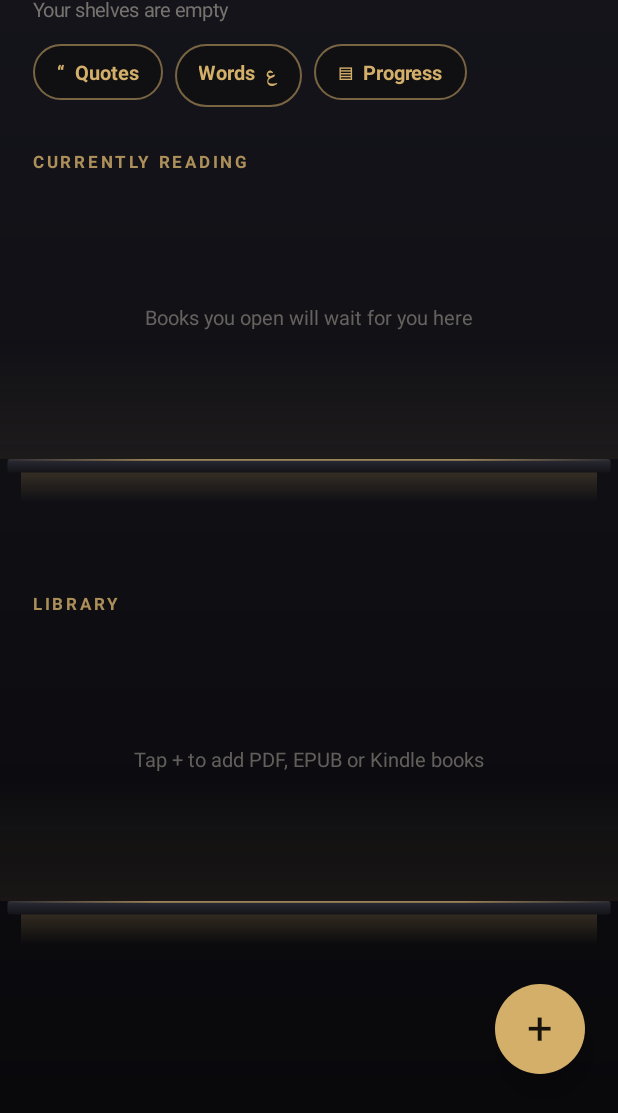
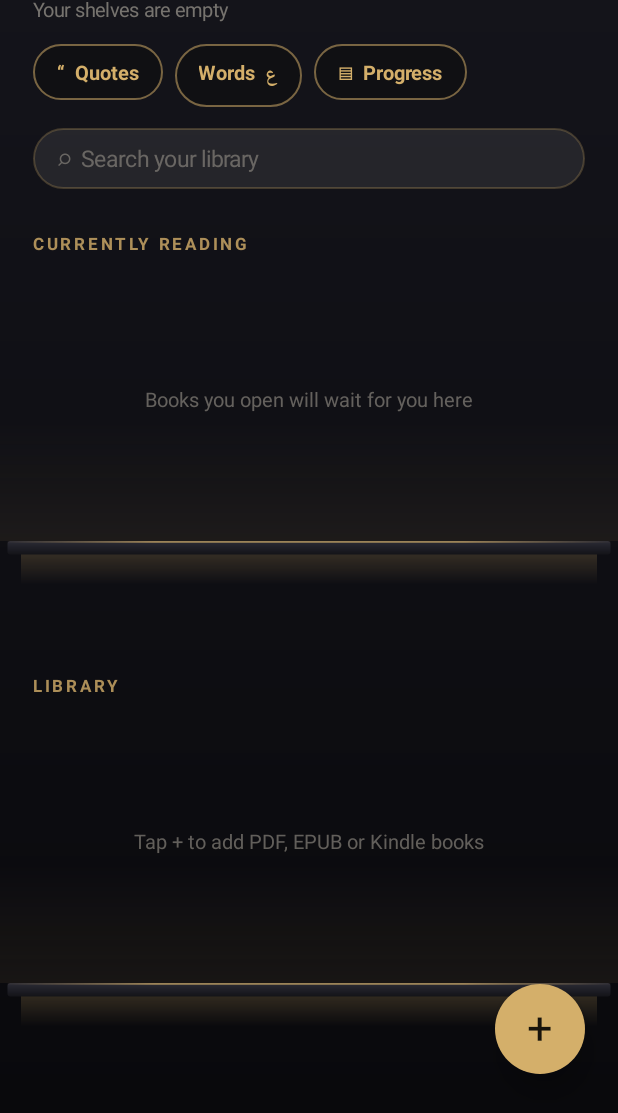
Before and after one commit to MiDoTheEng/shelf, an Android app: the screen it shows after launch (MainActivity), on a phone screen of 412 x 824 dp, the part 123-1236 px from its top. Run offline under Robolectric (Android 15) with nearby library versions, the phone set to English and light mode, and no system bars; pictures from the network do not load.

Commit message:
Shelf 4.4: search the Library by book name
Co-Authored-By: Claude Opus 5.5 <noreply@anthropic.com>
Claude-Session: https://claude.ai/code/session_011YZgznt1PtePveZCcfAM39

```diff
--- a/app/build.gradle
+++ b/app/build.gradle
@@ -10,8 +10,8 @@ android {
         applicationId 'com.shelf.reader'
         minSdk 26
         targetSdk 34
-        versionCode 34
-        versionName '4.3'
+        versionCode 35
+        versionName '4.4'
     }
 
     // A fixed key kept in the project, so every new build installs over the previous
--- a/app/src/main/java/com/shelf/reader/MainActivity.java
+++ b/app/src/main/java/com/shelf/reader/MainActivity.java
@@ -43,6 +43,8 @@ public class MainActivity extends Activity {
     private final ArrayList<Row> rows = new ArrayList<>();
     private RowAdapter adapter;
     private TextView subtitle;
+    /** What the search box holds, in lower case; empty shows the whole Library. */
+    private String query = "";
     private FrameLayout shelvesRoot;
     private ListView shelves;
     /** The book flying between shelves: its place stays empty until it lands. */
@@ -121,7 +123,46 @@ public class MainActivity extends Activity {
             tabs.addView(tab, tlp);
         }
         header.addView(tabs);
+
+        // Search the Library by book name or author as you type.
+        final EditText search = new EditText(this);
+        search.setHint("\u2315  Search your library");
+        search.setSingleLine(true);
+        search.setTextSize(15);
+        search.setTextColor(0xFFF2ECDD);
+        search.setHintTextColor(0x77B8B2A6);
+        search.setImeOptions(android.view.inputmethod.EditorInfo.IME_ACTION_SEARCH);
+        GradientDrawable box = new GradientDrawable();
+        box.setColor(0x14FFFFFF);
+        box.setStroke(Math.max(1, Ui.dp(this, 1)), 0x40D4AF6A);
+        box.setCornerRadius(Ui.dp(this, 22));
+        search.setBackground(box);
+        search.setPadding(Ui.dp(this, 16), Ui.dp(this, 10), Ui.dp(this, 16), Ui.dp(this, 10));
+        search.addTextChangedListener(new android.text.TextWatcher() {
+            @Override public void beforeTextChanged(CharSequence q, int a, int b, int c) {}
+            @Override public void onTextChanged(CharSequence q, int a, int b, int c) {}
+            @Override public void afterTextChanged(android.text.Editable q) {
+                query = q.toString().trim().toLowerCase(java.util.Locale.ROOT);
+                rebuild();
+            }
+        });
+        search.setOnEditorActionListener(new TextView.OnEditorActionListener() {
+            @Override public boolean onEditorAction(TextView v, int action, android.view.KeyEvent e) {
+                android.view.inputmethod.InputMethodManager im = (android.view.inputmethod.InputMethodManager)
+                        getSystemService(INPUT_METHOD_SERVICE);
+                if (im != null) im.hideSoftInputFromWindow(v.getWindowToken(), 0);
+                return true;
+            }
+        });
+        LinearLayout.LayoutParams slp = new LinearLayout.LayoutParams(ViewGroup.LayoutParams.MATCH_PARENT,
+                ViewGroup.LayoutParams.WRAP_CONTENT);
+        slp.topMargin = Ui.dp(this, 14);
+        slp.rightMargin = Ui.dp(this, 4);
+        header.addView(search, slp);
         list.addHeaderView(header, null, false);
+        // Lets the search box keep the keyboard while the shelves below change.
+        list.setItemsCanFocus(true);
+        list.setDescendantFocusability(ViewGroup.FOCUS_AFTER_DESCENDANTS);
 
         View space = new View(this);
         space.setLayoutParams(new AbsListView.LayoutParams(ViewGroup.LayoutParams.MATCH_PARENT, Ui.dp(this, 100)));
@@ -241,12 +282,28 @@ public class MainActivity extends Activity {
 
         rows.clear();
         addShelf("Currently reading", reading, "Books you open will wait for you here");
-        addShelf("Library", library, reading.isEmpty()
+        int total = reading.size() + library.size();
+        String libraryHint = reading.isEmpty()
                 ? "Tap + to add PDF, EPUB or Kindle books"
-                : "Every book is on your reading shelf");
-        int total = reading.size() + library.size();
+                : "Every book is on your reading shelf";
+        if (!query.isEmpty()) {
+            List<Book> found = new ArrayList<>();
+            for (Book b : library) if (matches(b, query)) found.add(b);
+            library = found;
+            libraryHint = "No books in your library match \u201C" + query + "\u201D";
+        }
+        addShelf("Library", library, libraryHint);
         subtitle.setText(total == 0 ? "Your shelves are empty" : total == 1 ? "1 book" : total + " books");
         adapter.notifyDataSetChanged();
+    }
+
+    private static boolean matches(Book b, String q) {
+        String title = b.title == null ? "" : b.title.toLowerCase(java.util.Locale.ROOT);
+        String author = b.author == null ? "" : b.author.toLowerCase(java.util.Locale.ROOT);
+        for (String word : q.split("\\s+")) {
+            if (!title.contains(word) && !author.contains(word)) return false;
+        }
+        return true;
     }
 
     /**
```
